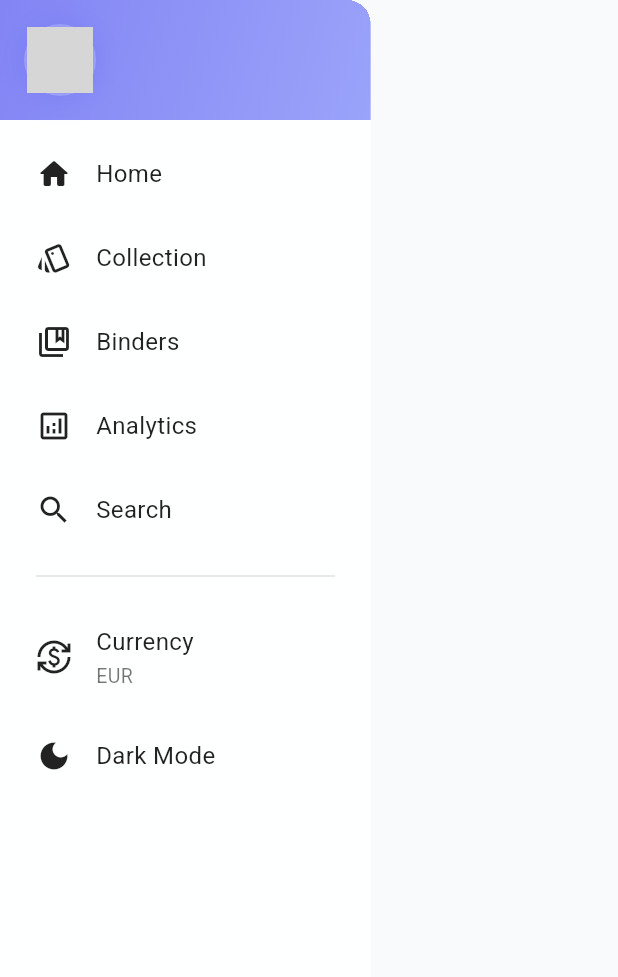
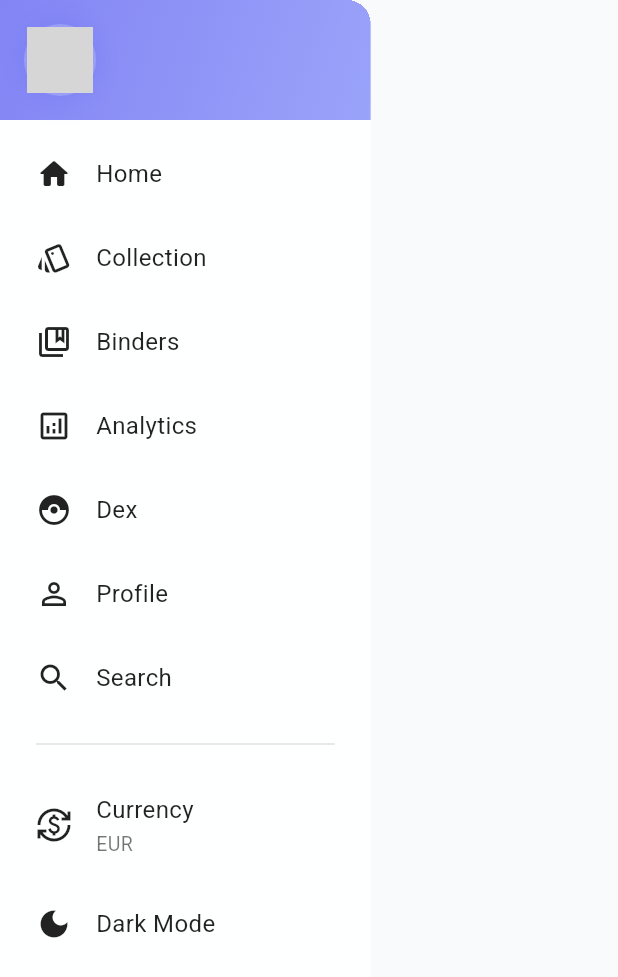
Before and after one commit to ChiefSpuddy/CardWizz, a Flutter app: the AppDrawer widget shown alone on an empty page, opened directly, on a phone screen of 412 x 824 dp. Shown: the top 977 px of the screen. Run offline on Flutter 3.47's test engine with Material 3 defaults, Android fonts, the phone set to English and light mode, and no system bars; our stand-ins replace cached_network_image, camera, dio, fl_chart, in_app_purchase, lottie and 7 more; missing offline and left inert: google_mlkit_text_recognition, workmanager; accounts and stored records are empty; network calls fail; project files that could hold a hidden picture were left out; grey boxes are pictures that could not be loaded.

Commit message:
UI & Nav Updates

```diff
--- a/lib/screens/home_overview.dart
+++ b/lib/screens/home_overview.dart
@@ -123,6 +123,8 @@ class _HomeOverviewState extends State<HomeOverview> with SingleTickerProviderSt
                 touchTooltipData: LineTouchTooltipData(
                   tooltipBgColor: Theme.of(context).colorScheme.surface,
                   tooltipRoundedRadius: 8,
+                  fitInsideHorizontally: true,  // Add this line
+                  fitInsideVertically: true,    // Add this line
                   getTooltipItems: (spots) {
                     return spots.map((spot) {
                       final date = DateTime.fromMillisecondsSinceEpoch(spot.x.toInt());
@@ -136,6 +138,7 @@ class _HomeOverviewState extends State<HomeOverview> with SingleTickerProviderSt
                     }).toList();
                   },
                 ),
+                handleBuiltInTouches: true,
               ),
               gridData: FlGridData(
                 show: true,
--- a/lib/widgets/app_drawer.dart
+++ b/lib/widgets/app_drawer.dart
@@ -178,6 +178,18 @@ class AppDrawer extends StatelessWidget {
                           icon: Icons.analytics_outlined,
                           title: localizations.translate('analytics'),
                           onTap: () => _navigateAndClose(context, AppRoutes.analytics),  // Already using correct route
+                        ),
+                        _buildMenuItem(
+                          context,
+                          icon: Icons.catching_pokemon_outlined,  // Add Dex menu item
+                          title: 'Dex',
+                          onTap: () => _navigateAndClose(context, AppRoutes.dex),
+                        ),
+                        _buildMenuItem(
+                          context,
+                          icon: Icons.person_outline,  // Add Profile menu item
+                          title: 'Profile',
+                          onTap: () => _navigateAndClose(context, AppRoutes.profile),
                         ),
                         _buildMenuItem(
                           context,
```
